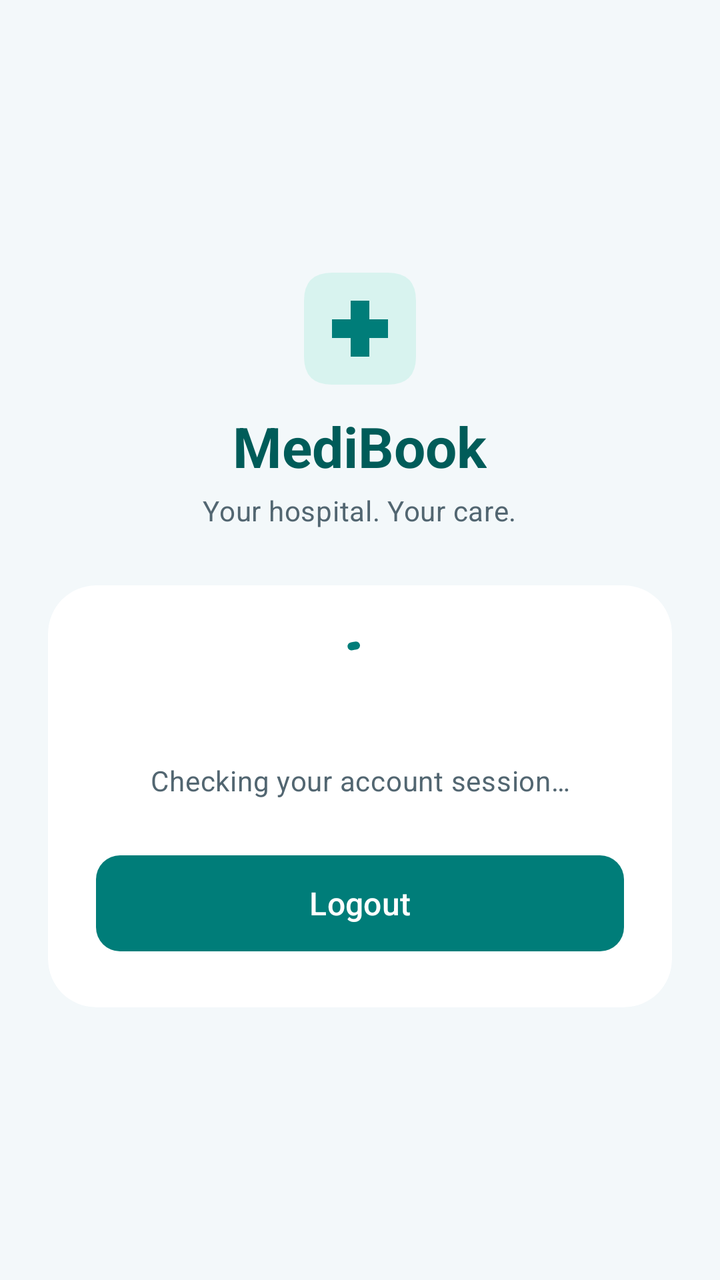
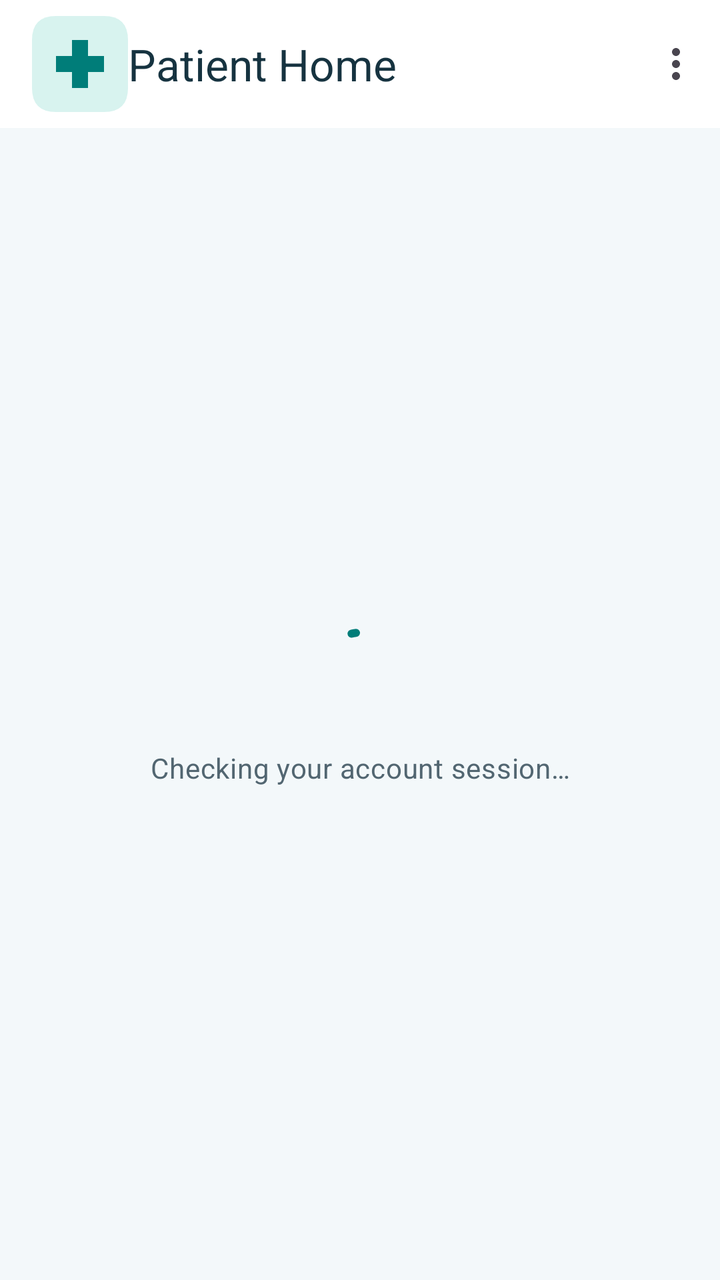

The first picture is an Android layout as it rendered before a commit; the second is the same layout after the commit. The layout source and the unified diff follow.
<!-- AndroidManifest.xml: application theme Theme.MediBook -->
<!-- res/layout/activity_patient_home.xml -->
<?xml version="1.0" encoding="utf-8"?>
<androidx.core.widget.NestedScrollView xmlns:android="http://schemas.android.com/apk/res/android"
    xmlns:tools="http://schemas.android.com/tools"
    android:layout_width="match_parent"
    android:layout_height="match_parent"
    android:background="@color/medibook_background"
    android:fillViewport="true"
    tools:context=".activities.patient.PatientHomeActivity">

    <LinearLayout
        android:layout_width="match_parent"
        android:layout_height="wrap_content"
        android:gravity="center_vertical"
        android:orientation="vertical"
        android:padding="24dp">

        <include layout="@layout/view_auth_brand" />

        <com.google.android.material.card.MaterialCardView
            style="@style/Widget.MediBook.AuthCard"
            android:layout_width="match_parent"
            android:layout_height="wrap_content">

            <LinearLayout
                android:layout_width="match_parent"
                android:layout_height="wrap_content"
                android:orientation="vertical"
                android:padding="24dp">

                <com.google.android.material.progressindicator.CircularProgressIndicator
                    android:id="@+id/loadingIndicator"
                    android:layout_width="48dp"
                    android:layout_height="48dp"
                    android:layout_gravity="center_horizontal"
                    android:indeterminate="true" />

                <TextView
                    android:id="@+id/sessionStatus"
                    android:layout_width="match_parent"
                    android:layout_height="wrap_content"
                    android:layout_marginTop="16dp"
                    android:gravity="center"
                    android:text="@string/checking_session"
                    android:textAppearance="@style/TextAppearance.MediBook.Body" />

                <TextView
                    android:id="@+id/welcomeMessage"
                    android:layout_width="match_parent"
                    android:layout_height="wrap_content"
                    android:accessibilityHeading="true"
                    android:textAppearance="@style/TextAppearance.MediBook.Heading"
                    android:visibility="gone" />

                <TextView
                    android:id="@+id/patientDescription"
                    android:layout_width="match_parent"
                    android:layout_height="wrap_content"
                    android:layout_marginTop="16dp"
                    android:text="@string/patient_home_placeholder"
                    android:textAppearance="@style/TextAppearance.MediBook.Body"
                    android:visibility="gone" />

                <com.google.android.material.button.MaterialButton
                    android:id="@+id/logoutButton"
                    style="@style/Widget.MediBook.PrimaryButton"
                    android:layout_width="match_parent"
                    android:layout_height="wrap_content"
                    android:text="@string/logout_button" />
            </LinearLayout>
        </com.google.android.material.card.MaterialCardView>
    </LinearLayout>
</androidx.core.widget.NestedScrollView>
<!-- res/layout/view_auth_brand.xml (included above) -->
<?xml version="1.0" encoding="utf-8"?>
<LinearLayout xmlns:android="http://schemas.android.com/apk/res/android"
    android:layout_width="match_parent"
    android:layout_height="wrap_content"
    android:gravity="center_horizontal"
    android:orientation="vertical"
    android:paddingBottom="28dp">

    <ImageView
        android:layout_width="56dp"
        android:layout_height="56dp"
        android:importantForAccessibility="no"
        android:src="@drawable/ic_medical_cross" />

    <TextView
        android:layout_width="wrap_content"
        android:layout_height="wrap_content"
        android:layout_marginTop="12dp"
        android:text="@string/app_name"
        android:textAppearance="@style/TextAppearance.Material3.HeadlineMedium"
        android:textColor="@color/medibook_teal_dark"
        android:textStyle="bold" />

    <TextView
        android:layout_width="wrap_content"
        android:layout_height="wrap_content"
        android:layout_marginTop="4dp"
        android:text="@string/hospital_tagline"
        android:textAppearance="@style/TextAppearance.MediBook.Body" />
</LinearLayout>
<!-- resources referenced by this layout -->
<resources>
  <color name="medibook_background">#F3F8FA</color>
  <color name="medibook_teal_dark">#005C59</color>
  <!-- drawable ic_medical_cross (drawable) -->
  <vector xmlns:android="http://schemas.android.com/apk/res/android"
      android:width="48dp"
      android:height="48dp"
      android:viewportWidth="48"
      android:viewportHeight="48">
      <path
          android:fillColor="@color/medibook_teal_container"
          android:pathData="M12,0H36Q48,0 48,12V36Q48,48 36,48H12Q0,48 0,36V12Q0,0 12,0Z" />
      <path
          android:fillColor="@color/medibook_teal"
          android:pathData="M20,12H28V20H36V28H28V36H20V28H12V20H20Z" />
  </vector>
  <string name="app_name">MediBook</string>
  <string name="checking_session">Checking your account session…</string>
  <string name="hospital_tagline">Your hospital. Your care.</string>
  <string name="logout_button">Logout</string>
  <string name="patient_home_placeholder">You are signed in to MediBook as a patient. Doctor browsing and appointments will be added in a later step.</string>
  <style name="TextAppearance.MediBook.Body" parent="TextAppearance.Material3.BodyMedium">
          <item name="android:textColor">@color/medibook_text_secondary</item>
      </style>
  <style name="TextAppearance.MediBook.Heading" parent="TextAppearance.Material3.HeadlineMedium">
          <item name="android:textColor">@color/medibook_text</item>
          <item name="android:textStyle">bold</item>
      </style>
  <style name="Widget.MediBook.AuthCard" parent="Widget.Material3.CardView.Filled">
          <item name="cardBackgroundColor">@color/white</item>
          <item name="cardCornerRadius">24dp</item>
          <item name="cardElevation">0dp</item>
          <item name="strokeWidth">0dp</item>
      </style>
  <style name="Widget.MediBook.PrimaryButton" parent="Widget.Material3.Button">
          <item name="cornerRadius">12dp</item>
          <item name="android:minHeight">56dp</item>
          <item name="android:layout_marginTop">24dp</item>
          <item name="android:textSize">16sp</item>
      </style>
  <style name="Theme.MediBook" parent="Base.Theme.MediBook" />
  <color name="medibook_teal_container">#D8F3EF</color>
  <color name="medibook_teal">#007D79</color>
  <color name="medibook_text_secondary">#526671</color>
  <color name="medibook_text">#163340</color>
  <color name="white">#FFFFFFFF</color>
  <color name="medibook_blue">#245EA8</color>
  <color name="medibook_outline">#73888F</color>
  <color name="medibook_error">#BA1A1A</color>
  <!-- unchanged entries left out for length: 1 -->
</resources>

<!-- the commit's change to res/layout/activity_patient_home.xml (unified diff, before → after) -->
@@ -1,103 +1,94 @@
-<?xml version="1.0" encoding="utf-8"?>
-<androidx.core.widget.NestedScrollView xmlns:android="http://schemas.android.com/apk/res/android"
-    xmlns:tools="http://schemas.android.com/tools"
-    android:layout_width="match_parent"
-    android:layout_height="match_parent"
-    android:background="@color/medibook_background"
-    android:fillViewport="true"
-    tools:context=".activities.patient.PatientHomeActivity">
-
-    <LinearLayout
-        android:layout_width="match_parent"
-        android:layout_height="wrap_content"
-        android:gravity="center_vertical"
-        android:orientation="vertical"
-        android:padding="24dp">
-
-        <include layout="@layout/view_auth_brand" />
-
-        <com.google.android.material.card.MaterialCardView
-            style="@style/Widget.MediBook.AuthCard"
-            android:layout_width="match_parent"
-            android:layout_height="wrap_content">
-
-            <LinearLayout
-                android:layout_width="match_parent"
-                android:layout_height="wrap_content"
-                android:orientation="vertical"
-                android:padding="24dp">
-
-                <com.google.android.material.progressindicator.CircularProgressIndicator
-                    android:id="@+id/loadingIndicator"
-                    android:layout_width="48dp"
-                    android:layout_height="48dp"
-                    android:layout_gravity="center_horizontal"
-                    android:indeterminate="true" />
-
-                <TextView
-                    android:id="@+id/sessionStatus"
-                    android:layout_width="match_parent"
-                    android:layout_height="wrap_content"
-                    android:layout_marginTop="16dp"
-                    android:gravity="center"
-                    android:text="@string/checking_session"
-                    android:textAppearance="@style/TextAppearance.MediBook.Body" />
-
-                <TextView
-                    android:id="@+id/welcomeMessage"
-                    android:layout_width="match_parent"
-                    android:layout_height="wrap_content"
-                    android:accessibilityHeading="true"
-                    android:textAppearance="@style/TextAppearance.MediBook.Heading"
-                    android:visibility="gone" />
-
-                <TextView
-                    android:id="@+id/patientDescription"
-                    android:layout_width="match_parent"
-                    android:layout_height="wrap_content"
-                    android:layout_marginTop="16dp"
-                    android:text="@string/patient_home_placeholder"
-                    android:textAppearance="@style/TextAppearance.MediBook.Body"
-                    android:visibility="gone" />
-
-                <com.google.android.material.button.MaterialButton
-                    android:id="@+id/logoutButton"
-                    style="@style/Widget.MediBook.PrimaryButton"
-                    android:layout_width="match_parent"
-                    android:layout_height="wrap_content"
-                    android:text="@string/logout_button" />
-            </LinearLayout>
-        </com.google.android.material.card.MaterialCardView>
-    </LinearLayout>
-</androidx.core.widget.NestedScrollView>
-<!-- res/layout/view_auth_brand.xml (included above) -->
 <?xml version="1.0" encoding="utf-8"?>
 <LinearLayout xmlns:android="http://schemas.android.com/apk/res/android"
-    android:layout_width="match_parent"
-    android:layout_height="wrap_content"
-    android:gravity="center_horizontal"
-    android:orientation="vertical"
-    android:paddingBottom="28dp">
+    xmlns:app="http://schemas.android.com/apk/res-auto"
+    xmlns:tools="http://schemas.android.com/tools"
+    android:layout_width="match_parent" android:layout_height="match_parent"
+    android:orientation="vertical" tools:context=".activities.patient.PatientHomeActivity">
 
-    <ImageView
-        android:layout_width="56dp"
-        android:layout_height="56dp"
-        android:importantForAccessibility="no"
-        android:src="@drawable/ic_medical_cross" />
+    <com.google.android.material.appbar.MaterialToolbar
+        android:id="@+id/toolbar" android:layout_width="match_parent"
+        android:layout_height="?attr/actionBarSize" android:background="@color/white"
+        app:title="@string/patient_home_title" app:titleTextColor="@color/medibook_text"
+        app:logo="@drawable/ic_medical_cross" app:menu="@menu/menu_patient" />
 
-    <TextView
-        android:layout_width="wrap_content"
-        android:layout_height="wrap_content"
-        android:layout_marginTop="12dp"
-        android:text="@string/app_name"
-        android:textAppearance="@style/TextAppearance.Material3.HeadlineMedium"
-        android:textColor="@color/medibook_teal_dark"
-        android:textStyle="bold" />
+    <FrameLayout android:layout_width="match_parent" android:layout_height="0dp" android:layout_weight="1">
+        <include android:id="@+id/sessionLoading" layout="@layout/view_patient_session_loading" />
 
-    <TextView
-        android:layout_width="wrap_content"
-        android:layout_height="wrap_content"
-        android:layout_marginTop="4dp"
-        android:text="@string/hospital_tagline"
+        
+        <androidx.recyclerview.widget.RecyclerView
+            android:id="@+id/patientContent" android:layout_width="match_parent"
+            android:layout_height="match_parent" android:clipToPadding="false"
+            android:padding="16dp" android:scrollbars="vertical" android:visibility="gone"
+            tools:listitem="@layout/item_patient_directory_header" tools:visibility="visible" />
+    </FrameLayout>
+</LinearLayout>
+<!-- res/layout/view_patient_session_loading.xml (included above) -->
+<LinearLayout xmlns:android="http://schemas.android.com/apk/res/android"
+    android:layout_width="match_parent" android:layout_height="match_parent"
+    android:gravity="center" android:orientation="vertical" android:padding="24dp">
+    <com.google.android.material.progressindicator.CircularProgressIndicator
+        android:layout_width="48dp" android:layout_height="48dp" android:indeterminate="true" />
+    <TextView android:layout_width="match_parent" android:layout_height="wrap_content"
+        android:layout_marginTop="16dp" android:gravity="center" android:text="@string/checking_session"
         android:textAppearance="@style/TextAppearance.MediBook.Body" />
 </LinearLayout>
+<!-- res/layout/item_patient_directory_header.xml (included above) -->
+<LinearLayout xmlns:android="http://schemas.android.com/apk/res/android"
+    xmlns:app="http://schemas.android.com/apk/res-auto"
+    android:layout_width="match_parent" android:layout_height="wrap_content"
+    android:orientation="vertical" android:paddingBottom="16dp">
+
+    <com.google.android.material.card.MaterialCardView
+        style="@style/Widget.MediBook.AuthCard" android:layout_width="match_parent"
+        android:layout_height="wrap_content" app:cardBackgroundColor="@color/medibook_teal_container">
+        <LinearLayout android:layout_width="match_parent" android:layout_height="wrap_content"
+            android:orientation="vertical" android:padding="24dp">
+            <TextView android:layout_width="match_parent" android:layout_height="wrap_content"
+                android:text="@string/patient_area_label" android:textColor="@color/medibook_teal_dark"
+                android:textAppearance="@style/TextAppearance.Material3.LabelLarge" />
+            <TextView android:id="@+id/welcomeMessage" android:layout_width="match_parent"
+                android:layout_height="wrap_content" android:layout_marginTop="12dp"
+                android:textAppearance="@style/TextAppearance.Material3.TitleMedium"
+                android:textColor="@color/medibook_teal_dark" />
+            <TextView android:id="@+id/careHeading" android:layout_width="match_parent"
+                android:layout_height="wrap_content" android:layout_marginTop="8dp"
+                android:text="@string/patient_home_heading" android:textAppearance="@style/TextAppearance.MediBook.Heading" />
+            <TextView android:layout_width="match_parent" android:layout_height="wrap_content"
+                android:layout_marginTop="12dp" android:text="@string/patient_home_placeholder"
+                android:textAppearance="@style/TextAppearance.MediBook.Body" />
+        </LinearLayout>
+    </com.google.android.material.card.MaterialCardView>
+
+    <TextView android:id="@+id/directoryHeading" android:layout_width="match_parent"
+        android:layout_height="wrap_content" android:layout_marginTop="28dp"
+        android:text="@string/patient_directory_title" android:textAppearance="@style/TextAppearance.Material3.TitleLarge"
+        android:textColor="@color/medibook_text" android:textStyle="bold" />
+    <TextView android:layout_width="match_parent" android:layout_height="wrap_content"
+        android:layout_marginTop="8dp" android:text="@string/patient_directory_description"
+        android:textAppearance="@style/TextAppearance.MediBook.Body" />
+
+    <com.google.android.material.textfield.TextInputLayout
+        android:id="@+id/searchLayout" style="@style/Widget.MediBook.Input"
+        android:layout_width="match_parent" android:layout_height="wrap_content"
+        android:hint="@string/patient_search_hint" app:startIconDrawable="@drawable/ic_search" app:endIconMode="clear_text">
+        <com.google.android.material.textfield.TextInputEditText
+            android:id="@+id/searchInput" android:layout_width="match_parent" android:layout_height="wrap_content"
+            android:inputType="textCapWords" android:imeOptions="actionSearch" android:importantForAutofill="no"
+            android:maxLength="100" android:maxLines="1" android:saveEnabled="false" />
+    </com.google.android.material.textfield.TextInputLayout>
+
+    <com.google.android.material.textfield.TextInputLayout
+        android:id="@+id/specializationLayout" style="@style/Widget.MediBook.Input"
+        android:layout_width="match_parent" android:layout_height="wrap_content"
+        android:hint="@string/patient_specialization_hint" app:startIconDrawable="@drawable/ic_filter_list"
+        app:endIconMode="dropdown_menu">
+        <com.google.android.material.textfield.MaterialAutoCompleteTextView
+            android:id="@+id/specializationInput" android:layout_width="match_parent" android:layout_height="wrap_content"
+            android:inputType="none" android:importantForAutofill="no" android:saveEnabled="false" android:maxLines="1" />
+    </com.google.android.material.textfield.TextInputLayout>
+
+    <TextView android:id="@+id/resultCount" android:layout_width="match_parent" android:layout_height="wrap_content"
+        android:layout_marginTop="12dp" android:accessibilityLiveRegion="polite"
+        android:textAppearance="@style/TextAppearance.MediBook.Body" android:visibility="gone" />
+
+</LinearLayout>
<!-- resource entries referenced after the edit -->
@@ -15,11 +15,20 @@
           android:fillColor="@color/medibook_teal"
           android:pathData="M20,12H28V20H36V28H28V36H20V28H12V20H20Z" />
   </vector>
-  <string name="app_name">MediBook</string>
+  <!-- drawable ic_search (drawable) -->
+  <vector xmlns:android="http://schemas.android.com/apk/res/android"
+      android:width="24dp" android:height="24dp" android:viewportWidth="24" android:viewportHeight="24">
+      <path android:fillColor="@color/medibook_teal" android:pathData="M9.5,3a6.5,6.5 0,1 0,4.03 11.6L19.93,21 21,19.93l-6.4,-6.4A6.5,6.5 0,0 0,9.5 3zM9.5,5a4.5,4.5 0,1 1,0 9,4.5 4.5,0 0,1 0,-9z" />
+  </vector>
   <string name="checking_session">Checking your account session…</string>
-  <string name="hospital_tagline">Your hospital. Your care.</string>
-  <string name="logout_button">Logout</string>
-  <string name="patient_home_placeholder">You are signed in to MediBook as a patient. Doctor browsing and appointments will be added in a later step.</string>
+  <string name="patient_area_label">Your care, in one place</string>
+  <string name="patient_directory_description">Explore doctor profiles and find a specialization that fits your needs.</string>
+  <string name="patient_directory_title">Doctor Directory</string>
+  <string name="patient_home_heading">Care starts with the right doctor</string>
+  <string name="patient_home_placeholder">Find the right doctor for your care. Search by name and explore specializations.</string>
+  <string name="patient_home_title">Patient Home</string>
+  <string name="patient_search_hint">Search doctors by name</string>
+  <string name="patient_specialization_hint">Specialization</string>
   <style name="TextAppearance.MediBook.Body" parent="TextAppearance.Material3.BodyMedium">
           <item name="android:textColor">@color/medibook_text_secondary</item>
       </style>
@@ -33,11 +42,12 @@
           <item name="cardElevation">0dp</item>
           <item name="strokeWidth">0dp</item>
       </style>
-  <style name="Widget.MediBook.PrimaryButton" parent="Widget.Material3.Button">
-          <item name="cornerRadius">12dp</item>
-          <item name="android:minHeight">56dp</item>
-          <item name="android:layout_marginTop">24dp</item>
-          <item name="android:textSize">16sp</item>
+  <style name="Widget.MediBook.Input" parent="Widget.Material3.TextInputLayout.OutlinedBox">
+          <item name="boxCornerRadiusTopStart">12dp</item>
+          <item name="boxCornerRadiusTopEnd">12dp</item>
+          <item name="boxCornerRadiusBottomStart">12dp</item>
+          <item name="boxCornerRadiusBottomEnd">12dp</item>
+          <item name="android:layout_marginTop">16dp</item>
       </style>
   <style name="Theme.MediBook" parent="Base.Theme.MediBook" />
   <color name="medibook_teal_container">#D8F3EF</color>
@@ -45,6 +55,11 @@
   <color name="medibook_text_secondary">#526671</color>
   <color name="medibook_text">#163340</color>
   <color name="white">#FFFFFFFF</color>
+  <!-- drawable ic_filter_list (drawable) -->
+  <vector xmlns:android="http://schemas.android.com/apk/res/android"
+      android:width="24dp" android:height="24dp" android:viewportWidth="24" android:viewportHeight="24">
+      <path android:fillColor="@color/medibook_teal" android:pathData="M3,5h18v2H3zM6,11h12v2H6zM10,17h4v2h-4z" />
+  </vector>
   <color name="medibook_blue">#245EA8</color>
   <color name="medibook_outline">#73888F</color>
   <color name="medibook_error">#BA1A1A</color>
